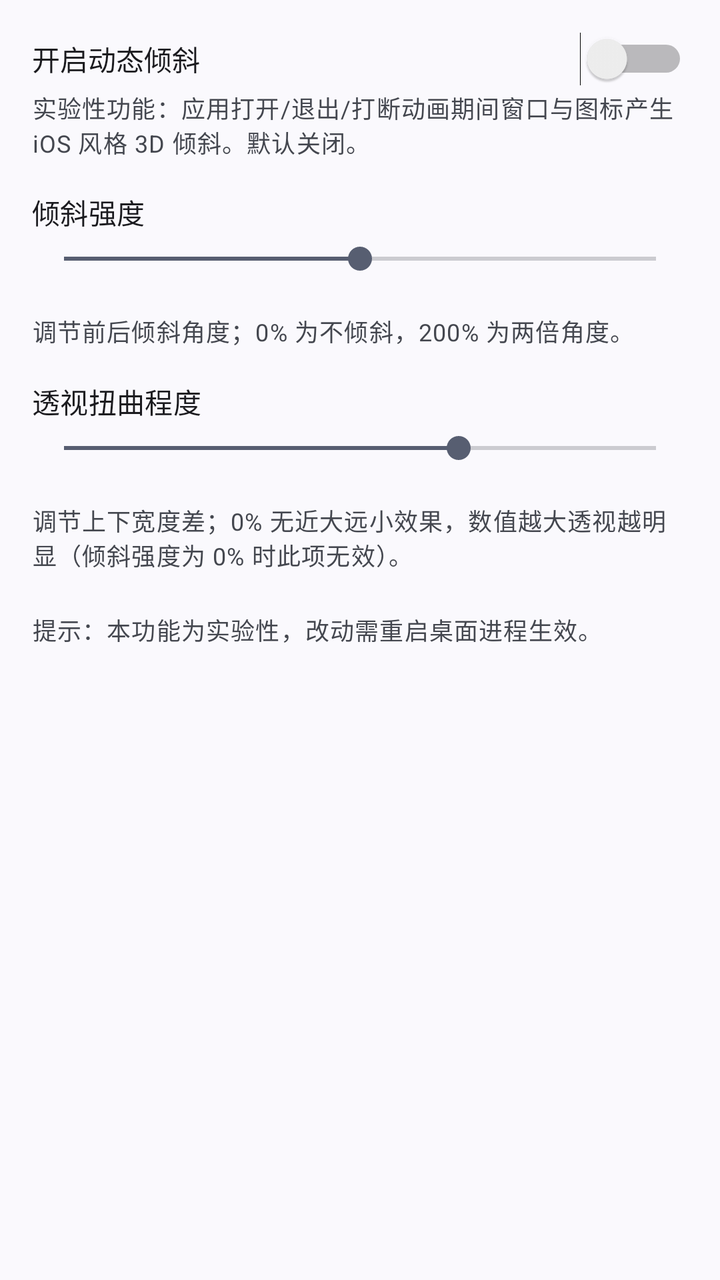
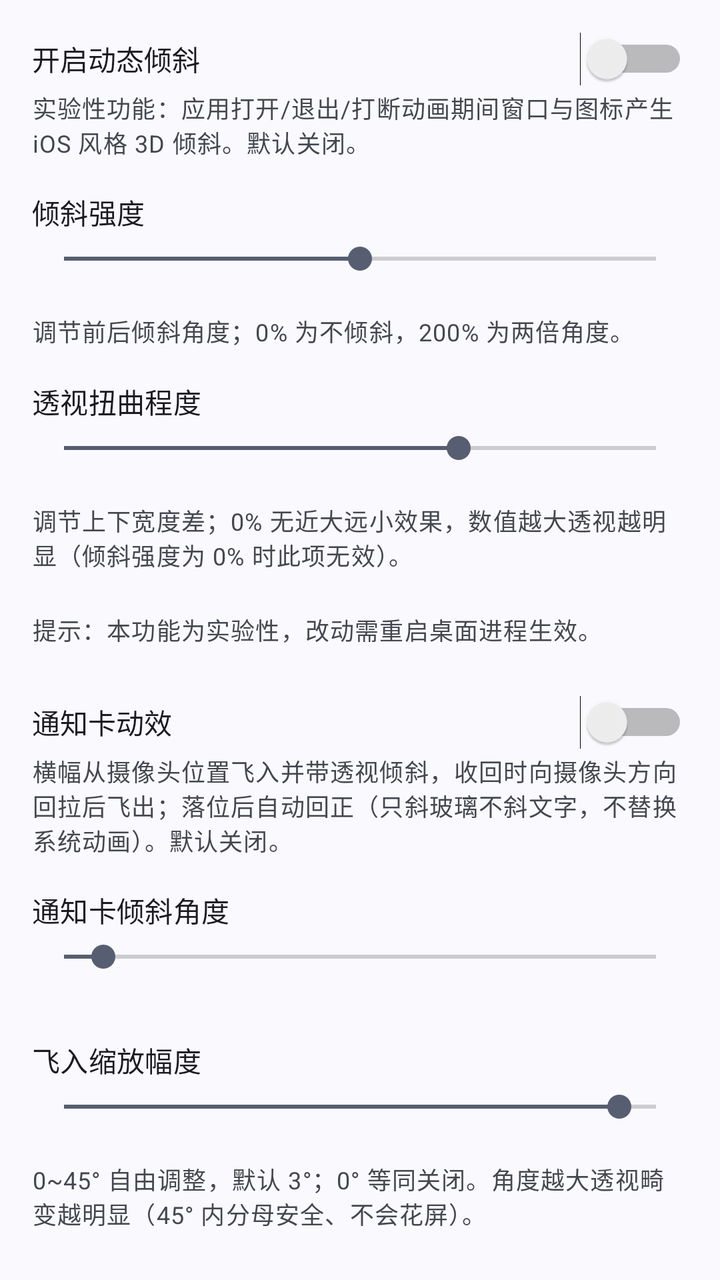

Before-and-after screenshots of an Android layout around one commit, followed by the original layout XML and the change that was made.
<!-- AndroidManifest.xml: application theme Theme.LiquidGlass -->
<!-- res/layout/view_cat_tilt.xml -->
<?xml version="1.0" encoding="utf-8"?>
<ScrollView xmlns:android="http://schemas.android.com/apk/res/android"
    android:layout_width="match_parent"
    android:layout_height="match_parent"
    android:fillViewport="true">

    <LinearLayout
        android:layout_width="match_parent"
        android:layout_height="wrap_content"
        android:orientation="vertical"
        android:padding="16dp">

        <Switch
            android:id="@+id/switchAnimTilt"
            android:layout_width="match_parent"
            android:layout_height="wrap_content"
            android:text="@string/settings_anim_tilt_enabled" />

        <TextView
            android:layout_width="match_parent"
            android:layout_height="wrap_content"
            android:layout_marginTop="2dp"
            android:text="@string/settings_anim_tilt_enabled_desc"
            android:textAppearance="?attr/textAppearanceBodySmall"
            android:textColor="?android:attr/textColorSecondary" />

        <TextView
            android:layout_width="wrap_content"
            android:layout_height="wrap_content"
            android:layout_marginTop="16dp"
            android:text="@string/settings_anim_tilt_strength"
            android:textAppearance="?attr/textAppearanceTitleSmall" />

        <SeekBar
            android:id="@+id/seekAnimTiltStrength"
            android:layout_width="match_parent"
            android:layout_height="wrap_content"
            android:layout_marginTop="4dp"
            android:max="200"
            android:progress="100" />

        <TextView
            android:id="@+id/animTiltStrengthValue"
            android:layout_width="wrap_content"
            android:layout_height="wrap_content"
            android:textAppearance="?attr/textAppearanceBodySmall"
            android:textColor="?android:attr/textColorSecondary" />

        <TextView
            android:layout_width="match_parent"
            android:layout_height="wrap_content"
            android:layout_marginTop="2dp"
            android:text="@string/settings_anim_tilt_strength_desc"
            android:textAppearance="?attr/textAppearanceBodySmall"
            android:textColor="?android:attr/textColorSecondary" />

        <TextView
            android:layout_width="wrap_content"
            android:layout_height="wrap_content"
            android:layout_marginTop="16dp"
            android:text="@string/settings_anim_tilt_perspective"
            android:textAppearance="?attr/textAppearanceTitleSmall" />

        <SeekBar
            android:id="@+id/seekAnimTiltPerspective"
            android:layout_width="match_parent"
            android:layout_height="wrap_content"
            android:layout_marginTop="4dp"
            android:max="150"
            android:progress="100" />

        <TextView
            android:id="@+id/animTiltPerspectiveValue"
            android:layout_width="wrap_content"
            android:layout_height="wrap_content"
            android:textAppearance="?attr/textAppearanceBodySmall"
            android:textColor="?android:attr/textColorSecondary" />

        <TextView
            android:layout_width="match_parent"
            android:layout_height="wrap_content"
            android:layout_marginTop="2dp"
            android:text="@string/settings_anim_tilt_perspective_desc"
            android:textAppearance="?attr/textAppearanceBodySmall"
            android:textColor="?android:attr/textColorSecondary" />

        <TextView
            android:layout_width="match_parent"
            android:layout_height="wrap_content"
            android:layout_marginTop="20dp"
            android:text="@string/settings_anim_tilt_restart_note"
            android:textAppearance="?attr/textAppearanceBodySmall"
            android:textColor="?android:attr/textColorSecondary" />

    </LinearLayout>
</ScrollView>
<!-- resources referenced by this layout -->
<resources>
  <string name="settings_anim_tilt_enabled">开启动态倾斜</string>
  <string name="settings_anim_tilt_enabled_desc">实验性功能：应用打开/退出/打断动画期间窗口与图标产生 iOS 风格 3D 倾斜。默认关闭。</string>
  <string name="settings_anim_tilt_perspective">透视扭曲程度</string>
  <string name="settings_anim_tilt_perspective_desc" formatted="false">调节上下宽度差；0% 无近大远小效果，数值越大透视越明显（倾斜强度为 0% 时此项无效）。</string>
  <string name="settings_anim_tilt_restart_note">提示：本功能为实验性，改动需重启桌面进程生效。</string>
  <string name="settings_anim_tilt_strength">倾斜强度</string>
  <string name="settings_anim_tilt_strength_desc" formatted="false">调节前后倾斜角度；0% 为不倾斜，200% 为两倍角度。</string>
  <style name="Theme.LiquidGlass" parent="Theme.Material3.DynamicColors.DayNight.NoActionBar" />
</resources>

<!-- the commit's change to res/layout/view_cat_tilt.xml (unified diff, before → after) -->
@@ -84,6 +84,7 @@
             android:textAppearance="?attr/textAppearanceBodySmall"
             android:textColor="?android:attr/textColorSecondary" />
 
+        
         <TextView
             android:layout_width="match_parent"
             android:layout_height="wrap_content"
@@ -92,5 +93,73 @@
             android:textAppearance="?attr/textAppearanceBodySmall"
             android:textColor="?android:attr/textColorSecondary" />
 
+        
+        <Switch
+            android:id="@+id/switchNotifTilt"
+            android:layout_width="match_parent"
+            android:layout_height="wrap_content"
+            android:layout_marginTop="24dp"
+            android:text="@string/settings_notif_tilt_enabled" />
+
+        <TextView
+            android:layout_width="match_parent"
+            android:layout_height="wrap_content"
+            android:layout_marginTop="2dp"
+            android:text="@string/settings_notif_tilt_enabled_desc"
+            android:textAppearance="?attr/textAppearanceBodySmall"
+            android:textColor="?android:attr/textColorSecondary" />
+
+        <TextView
+            android:layout_width="wrap_content"
+            android:layout_height="wrap_content"
+            android:layout_marginTop="16dp"
+            android:text="@string/settings_notif_tilt_strength"
+            android:textAppearance="?attr/textAppearanceTitleSmall" />
+
+        <SeekBar
+            android:id="@+id/seekNotifTiltStrength"
+            android:layout_width="match_parent"
+            android:layout_height="wrap_content"
+            android:layout_marginTop="4dp"
+            android:max="45"
+            android:progress="3" />
+
+        <TextView
+            android:id="@+id/notifTiltStrengthValue"
+            android:layout_width="wrap_content"
+            android:layout_height="wrap_content"
+            android:textAppearance="?attr/textAppearanceBodySmall"
+            android:textColor="?android:attr/textColorSecondary" />
+
+        <TextView
+            android:layout_width="wrap_content"
+            android:layout_height="wrap_content"
+            android:layout_marginTop="16dp"
+            android:text="@string/settings_notif_fly_scale"
+            android:textAppearance="?attr/textAppearanceTitleSmall" />
+
+        <SeekBar
+            android:id="@+id/seekNotifFlyScale"
+            android:layout_width="match_parent"
+            android:layout_height="wrap_content"
+            android:layout_marginTop="4dp"
+            android:max="80"
+            android:progress="75" />
+
+        <TextView
+            android:id="@+id/notifFlyScaleValue"
+            android:layout_width="wrap_content"
+            android:layout_height="wrap_content"
+            android:textAppearance="?attr/textAppearanceBodySmall"
+            android:textColor="?android:attr/textColorSecondary" />
+
+        <TextView
+            android:layout_width="match_parent"
+            android:layout_height="wrap_content"
+            android:layout_marginTop="2dp"
+            android:text="@string/settings_notif_tilt_strength_desc"
+            android:textAppearance="?attr/textAppearanceBodySmall"
+            android:textColor="?android:attr/textColorSecondary" />
+
     </LinearLayout>
 </ScrollView>
<!-- resource entries referenced after the edit -->
@@ -7,6 +7,11 @@
   <string name="settings_anim_tilt_restart_note">提示：本功能为实验性，改动需重启桌面进程生效。</string>
   <string name="settings_anim_tilt_strength">倾斜强度</string>
   <string name="settings_anim_tilt_strength_desc" formatted="false">调节前后倾斜角度；0% 为不倾斜，200% 为两倍角度。</string>
+  <string name="settings_notif_fly_scale">飞入缩放幅度</string>
+  <string name="settings_notif_tilt_enabled">通知卡动效</string>
+  <string name="settings_notif_tilt_enabled_desc" formatted="false">横幅从摄像头位置飞入并带透视倾斜，收回时向摄像头方向回拉后飞出；落位后自动回正（只斜玻璃不斜文字，不替换系统动画）。默认关闭。</string>
+  <string name="settings_notif_tilt_strength">通知卡倾斜角度</string>
+  <string name="settings_notif_tilt_strength_desc" formatted="false">0~45° 自由调整，默认 3°；0° 等同关闭。角度越大透视畸变越明显（45° 内分母安全、不会花屏）。</string>
   <style name="Theme.LiquidGlass" parent="Theme.Material3.DynamicColors.DayNight.NoActionBar" />
 </resources>
 
